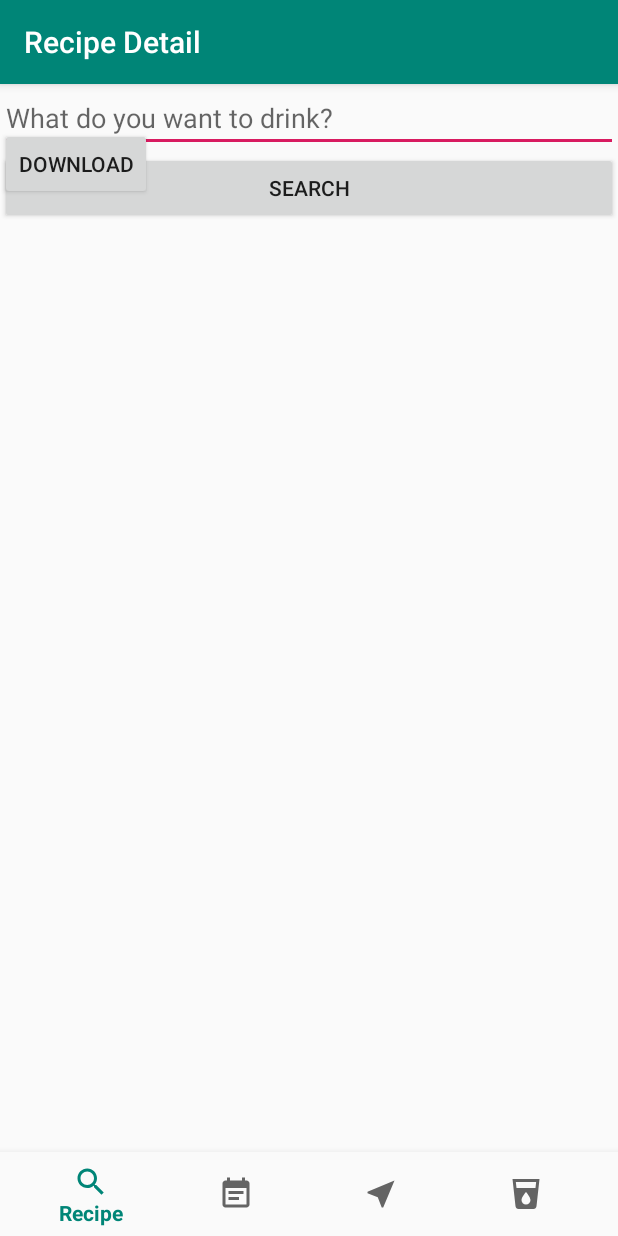
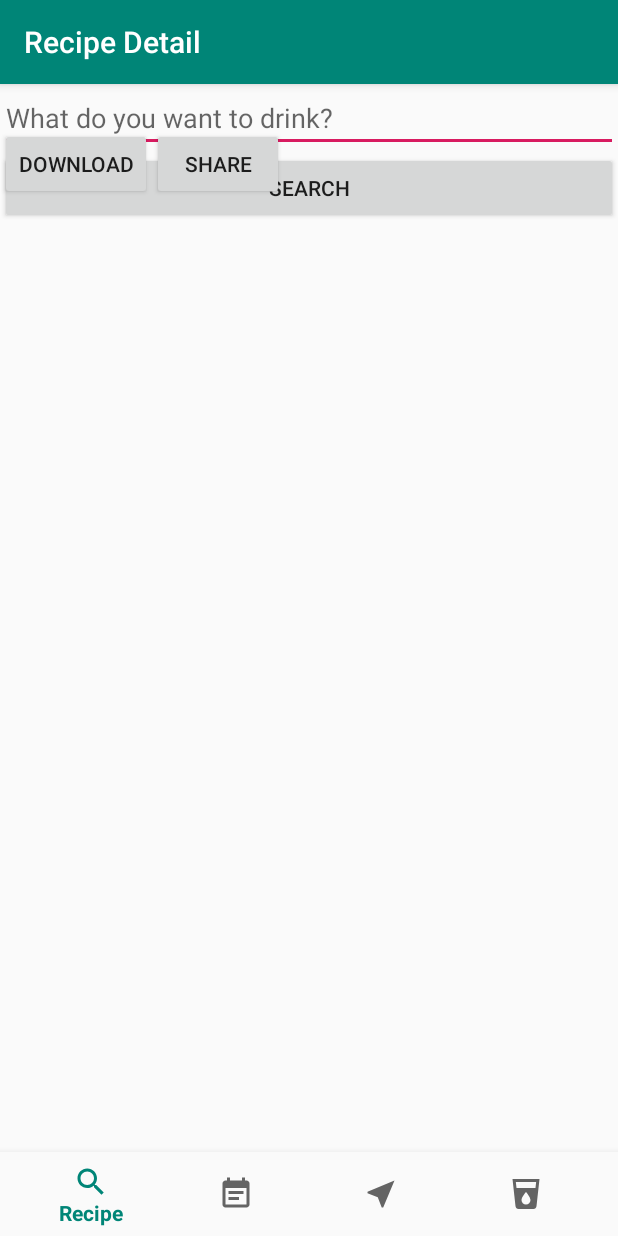
Before and after one commit to anjanakvellore/CaffeineOverflow264, an Android app: the fragment DetailedRecipeFragment placed in its activity, on a phone screen of 412 x 824 dp. Run offline under Robolectric (Android 15) with nearby library versions, the phone set to English and light mode, and no system bars; our stand-ins replace Picasso, navigation-ui; pictures from the network do not load.

Commit message:
Share Recipe functionality changes

```diff
--- a/app/src/main/res/layout/fragment_detailed_recipe.xml
+++ b/app/src/main/res/layout/fragment_detailed_recipe.xml
@@ -11,11 +11,21 @@
         android:textAppearance="@style/TextAppearance.AppCompat.Large"
         />
 
-    <Button
+    <LinearLayout
         android:layout_width="wrap_content"
         android:layout_height="wrap_content"
-        android:id="@+id/downloadBtn"
-        android:text="Download"/>
+        android:orientation="horizontal">
+        <Button
+            android:layout_width="wrap_content"
+            android:layout_height="wrap_content"
+            android:id="@+id/downloadBtn"
+            android:text="Download"/>
+        <Button
+            android:layout_width="wrap_content"
+            android:layout_height="wrap_content"
+            android:id="@+id/shareBtn"
+            android:text="Share"/>
+    </LinearLayout>
 
     <TextView
         android:id="@+id/recipeInstruction"
```
Also changed, not shown: app/src/main/java/com/example/caffeineoverflow264/ui/detailedrecipe/DetailedRecipeFragment.java (+31 -0 lines).
